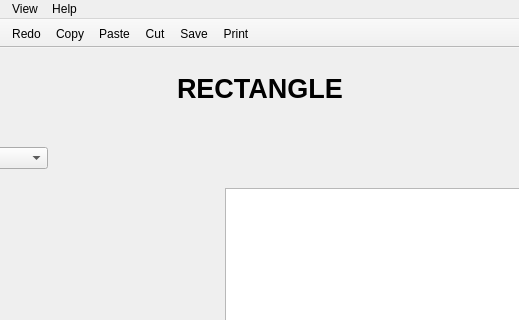
First picture: the form in Rectangle_FinalProject/rectangle_calculator.ui, repository Chahiim/GUI-Final-Project, before the edit; both pictures show x 136 to 655 and y 0 to 320 of the 800 by 600 pixel window.
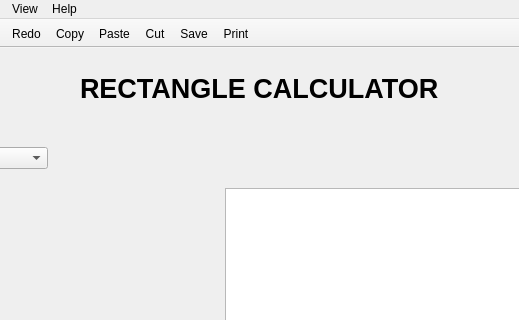
Second picture: the form after the edit. Icons and pictures are not drawn.

Commit message: Rectangle name and group number changed

Diff of the .ui file:
```diff
--- a/Rectangle_FinalProject/rectangle_calculator.ui
+++ b/Rectangle_FinalProject/rectangle_calculator.ui
@@ -967,7 +967,7 @@
         </font>
        </property>
        <property name="text">
-        <string>RECTANGLE</string>
+        <string>RECTANGLE CALCULATOR</string>
        </property>
       </widget>
      </item>
```
Left out of the diff: 2 changed lines with no effect on the pictures. The commit also changes 511 other files.
